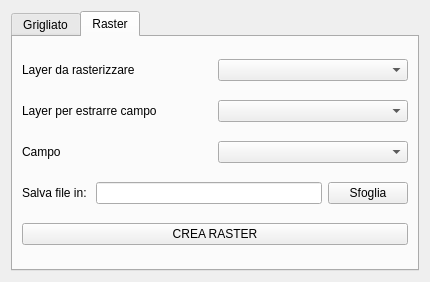
Qt form tools/ui_CreateGrid.ui (fdamo/openoise) before a commit.
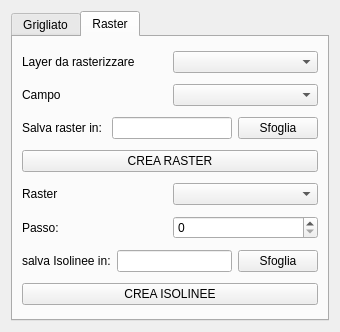
The same form after that commit. The open tabs and pages were chosen to show the change. Custom widgets are drawn as their Qt base class.

Diff of the .ui file:
```diff
--- a/tools/ui_CreateGrid.ui
+++ b/tools/ui_CreateGrid.ui
@@ -6,8 +6,8 @@
    <rect>
     <x>0</x>
     <y>0</y>
-    <width>430</width>
-    <height>282</height>
+    <width>340</width>
+    <height>332</height>
    </rect>
   </property>
   <property name="windowTitle">
@@ -52,34 +52,6 @@
          </property>
         </widget>
        </item>
-       <item row="0" column="0">
-        <layout class="QHBoxLayout" name="horizontalLayout">
-         <item>
-          <widget class="QLabel" name="label_2">
-           <property name="text">
-            <string>Spaziatura</string>
-           </property>
-          </widget>
-         </item>
-         <item>
-          <widget class="QComboBox" name="resolution_comboBox"/>
-         </item>
-        </layout>
-       </item>
-       <item row="1" column="0">
-        <layout class="QHBoxLayout" name="horizontalLayout_5">
-         <item>
-          <widget class="QLabel" name="label_3">
-           <property name="text">
-            <string>Layer di Sovrapposizione</string>
-           </property>
-          </widget>
-         </item>
-         <item>
-          <widget class="QgsMapLayerComboBox" name="overlayLayer_ComboBox"/>
-         </item>
-        </layout>
-       </item>
       </layout>
      </widget>
      <widget class="QWidget" name="createRaster">
@@ -87,6 +59,34 @@
        <string>Raster</string>
       </attribute>
       <layout class="QGridLayout" name="gridLayout_2">
+       <item row="4" column="0">
+        <layout class="QHBoxLayout" name="horizontalLayout">
+         <item>
+          <widget class="QLabel" name="label_8">
+           <property name="text">
+            <string>Raster</string>
+           </property>
+          </widget>
+         </item>
+         <item>
+          <widget class="QgsMapLayerComboBox" name="rasterISOL_ComboBox"/>
+         </item>
+        </layout>
+       </item>
+       <item row="5" column="0">
+        <layout class="QHBoxLayout" name="horizontalLayout_4">
+         <item>
+          <widget class="QLabel" name="label">
+           <property name="text">
+            <string>Passo:</string>
+           </property>
+          </widget>
+         </item>
+         <item>
+          <widget class="QSpinBox" name="interval_spinBox"/>
+         </item>
+        </layout>
+       </item>
        <item row="0" column="0">
         <layout class="QHBoxLayout" name="horizontalLayout_3">
          <item>
@@ -101,21 +101,56 @@
          </item>
         </layout>
        </item>
-       <item row="1" column="0">
+       <item row="2" column="0">
         <layout class="QHBoxLayout" name="horizontalLayout_7">
          <item>
-          <widget class="QLabel" name="label">
+          <widget class="QLabel" name="label_4">
            <property name="text">
-            <string>Layer per estrarre campo</string>
+            <string>Salva raster in: </string>
            </property>
           </widget>
          </item>
          <item>
-          <widget class="QgsMapLayerComboBox" name="layerList_ComboBox"/>
+          <widget class="QLineEdit" name="raster_lineEdit"/>
          </item>
+         <item>
+          <widget class="QPushButton" name="rasterSave_pushButton">
+           <property name="text">
+            <string>Sfoglia</string>
+           </property>
+          </widget>
+         </item>
         </layout>
        </item>
-       <item row="2" column="0">
+       <item row="6" column="0">
+        <layout class="QHBoxLayout" name="horizontalLayout_9">
+         <item>
+          <widget class="QLabel" name="label_9">
+           <property name="text">
+            <string>salva Isolinee in:</string>
+           </property>
+          </widget>
+         </item>
+         <item>
+          <widget class="QLineEdit" name="isoline_lineEdit"/>
+         </item>
+         <item>
+          <widget class="QPushButton" name="isolineSave_pushButton">
+           <property name="text">
+            <string>Sfoglia</string>
+           </property>
+          </widget>
+         </item>
+        </layout>
+       </item>
+       <item row="9" column="0">
+        <widget class="QPushButton" name="runContour_pushButton">
+         <property name="text">
+          <string>CREA ISOLINEE</string>
+         </property>
+        </widget>
+       </item>
+       <item row="1" column="0">
         <layout class="QHBoxLayout" name="horizontalLayout_8">
          <item>
           <widget class="QLabel" name="label_5">
@@ -129,28 +164,10 @@
          </item>
         </layout>
        </item>
-       <item row="3" column="0">
-        <layout class="QHBoxLayout" name="horizontalLayout_6">
-         <item>
-          <widget class="QLabel" name="label_4">
-           <property name="text">
-            <string>Salva file in: </string>
-           </property>
-          </widget>
-         </item>
-         <item>
-          <widget class="QLineEdit" name="raster_lineEdit"/>
-         </item>
-         <item>
-          <widget class="QPushButton" name="rasterSave_pushButton">
-           <property name="text">
-            <string>Sfoglia</string>
-           </property>
-          </widget>
-         </item>
-        </layout>
+       <item row="7" column="0">
+        <layout class="QHBoxLayout" name="horizontalLayout_6"/>
        </item>
-       <item row="4" column="0">
+       <item row="3" column="0">
         <widget class="QPushButton" name="runRaster_pushButton">
          <property name="text">
           <string>CREA RASTER</string>
```
Left out of the diff: 54 changed lines with no effect on the pictures.
